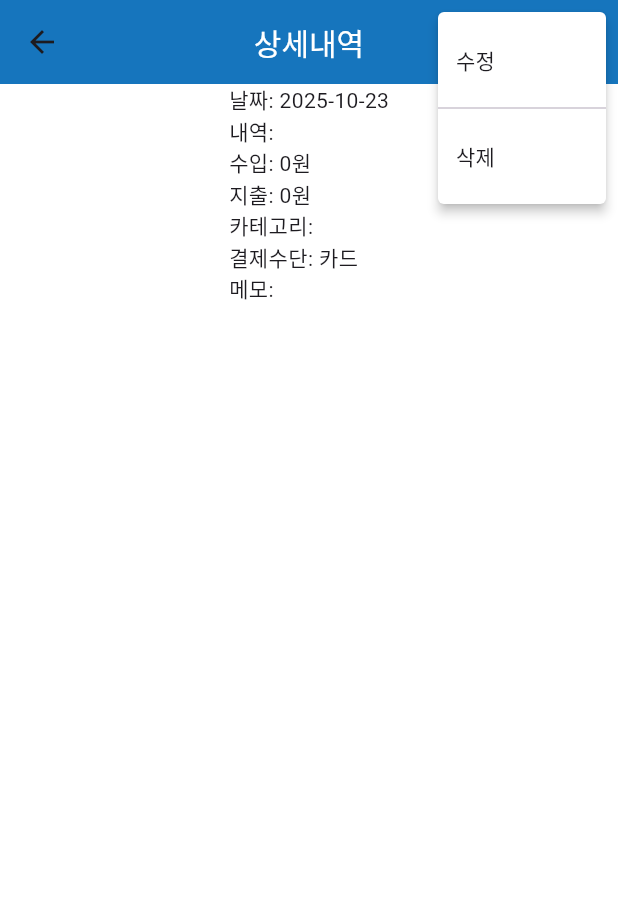
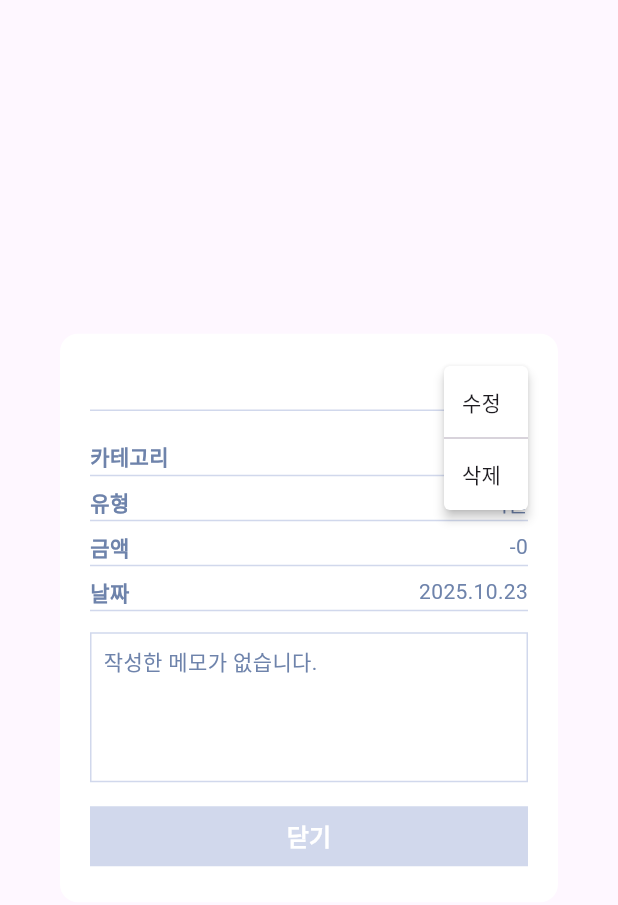
Before and after one commit to gaeunpark7/lets-grow-wallet, a Flutter app: the HomePageDetail widget shown alone on an empty page, opened directly with empty values, after a tap on the "more vert" icon, on a phone screen of 412 x 824 dp. Shown: the top 905 px of the screen. Run offline on Flutter 3.47's test engine with Material 3 defaults, Android fonts, the light colour scheme and no system bars; our stand-ins replace fl_chart, flutter_dotenv, flutter_riverpod, riverpod, supabase_flutter, table_calendar; accounts and stored records are empty; network calls fail.

Commit message:
상세 ui

```diff
--- a/lib/features/account_book/add_transactions/screens/edit_income_page.dart
+++ b/lib/features/account_book/add_transactions/screens/edit_income_page.dart
@@ -142,7 +142,6 @@ class _EditIncomePageState extends State<EditIncomePage> {
               crossAxisAlignment: CrossAxisAlignment.start,
               children: [
                 const SizedBox(height: 18),
-                // 지출/수입 선택 (지출만 파란색)
                 // 날짜 선택
                 Row(
                   children: [
@@ -167,6 +166,7 @@ class _EditIncomePageState extends State<EditIncomePage> {
                             horizontal: 12,
                           ),
                         ),
+                        maxLength: 8,
                       ),
                     ),
                   ],
--- a/lib/features/account_book/dashboard/screens/home_page.dart
+++ b/lib/features/account_book/dashboard/screens/home_page.dart
@@ -1,6 +1,6 @@
 import 'package:flutter/material.dart';
 import 'package:intl/intl.dart';
-import 'package:lets_grow_wallet/features/account_book/dashboard/screens/home_page_detail.dart';
+import 'package:lets_grow_wallet/features/account_book/dashboard/screens/home_page_detailv2.dart';
 import 'package:lets_grow_wallet/features/account_book/dashboard/widgets/build_total.dart';
 import 'package:lets_grow_wallet/features/account_book/dashboard/widgets/floating_menu_button.dart';
 import 'package:lets_grow_wallet/features/account_book/dashboard/widgets/monthly_header.dart';
--- a/lib/features/account_book/dashboard/screens/home_page_detail.dart
+++ b/lib/features/account_book/dashboard/screens/home_page_detail.dart
@@ -2,8 +2,9 @@ import 'package:flutter/material.dart';
 import 'package:intl/intl.dart';
 import 'package:lets_grow_wallet/features/account_book/add_transactions/screens/edit_expense_page.dart';
 import 'package:lets_grow_wallet/features/account_book/add_transactions/screens/edit_income_page.dart';
+import 'package:lets_grow_wallet/features/account_book/model/transaction_model.dart';
 import 'package:lets_grow_wallet/features/main/main_page.dart';
-import 'package:lets_grow_wallet/features/account_book/model/transaction_model.dart';
+import 'package:lets_grow_wallet/utils/colors.dart';
 import 'package:supabase_flutter/supabase_flutter.dart';
 
 class HomePageDetail extends StatefulWidget {
@@ -16,7 +17,6 @@ class HomePageDetail extends StatefulWidget {
 }
 
 class _HomePageDetailState extends State<HomePageDetail> {
-  //내역 삭제
   Future<void> deleteTransaction() async {
     final supabase = Supabase.instance.client;
     await supabase
@@ -55,24 +55,26 @@ class _HomePageDetailState extends State<HomePageDetail> {
     }
   }
 
+  //삭제 다이얼로그
   void showDeleteDialog() {
     showDialog(
       context: context,
       builder: (context) {
         return AlertDialog(
-          title: Text("삭제 확인"),
+          backgroundColor: Colors.white,
+          title: Text("삭제 확인", style: TextStyle(fontSize: 20)),
           content: Text("정말로 이 내역을 삭제하시겠습니까?"),
           actions: [
             TextButton(
               onPressed: () => Navigator.pop(context),
-              child: Text("취소"),
+              child: Text("취소", style: TextStyle(color: MainColors.mainDark)),
             ),
             TextButton(
               onPressed: () {
                 deleteTransaction();
                 Navigator.pop(context);
               },
-              child: Text("삭제"),
+              child: Text("삭제", style: TextStyle(color: MainColors.mainDark)),
             ),
           ],
         );
@@ -83,52 +85,140 @@ class _HomePageDetailState extends State<HomePageDetail> {
   @override
   Widget build(BuildContext context) {
     final tx = widget.transaction;
-
-    return Scaffold(
+    return Dialog(
       backgroundColor: Colors.white,
-      appBar: AppBar(
-        backgroundColor: const Color.fromARGB(255, 22, 117, 189),
-        title: Text(
-          '상세내역',
-          style: TextStyle(fontSize: 20, color: Colors.white),
+      shape: RoundedRectangleBorder(borderRadius: BorderRadius.circular(12.0)),
+      child: Padding(
+        padding: const EdgeInsets.all(20),
+        child: Column(
+          mainAxisSize: MainAxisSize.min,
+          children: [
+            Row(
+              mainAxisAlignment: MainAxisAlignment.spaceBetween,
+              children: [
+                Text(
+                  "${tx.title.isNotEmpty ? tx.title : tx.categoryName}",
+                  style: TextStyle(
+                    fontWeight: FontWeight.bold,
+                    fontSize: 16,
+                    color: MainColors.mainDark,
                   ),
-        centerTitle: true,
-        actions: [
-          PopupMenuButton<String>(
+                ),
+                SizedBox(
+                  width: 15,
+                  height: 20, // 아이콘 높이
+                  child: PopupMenuButton<String>(
+                    padding: EdgeInsets.zero,
+                    iconSize: 20,
+                    constraints: const BoxConstraints(), //팝업 메뉴 최소 크기 제한 x
+                    icon: Icon(Icons.more_vert, color: MainColors.mainLight),
                     color: Colors.white,
                     onSelected: (value) {
                       if (value == 'edit') {
                         goToEditPage();
                       } else if (value == 'delete') {
                         showDeleteDialog();
-              } else {}
+                      }
                     },
                     itemBuilder: (context) => [
-              PopupMenuItem(value: 'edit', child: Text('수정')),
+                      PopupMenuItem(
+                        value: 'edit',
+                        height: 32,
+                        child: Text('수정'),
+                      ),
                       PopupMenuDivider(),
-              PopupMenuItem(value: 'delete', child: Text('삭제')),
-            ],
+                      PopupMenuItem(
+                        value: 'delete',
+                        height: 32,
+                        child: Text('삭제'),
                       ),
                     ],
                   ),
-      body: Center(
-        child: Column(
-          crossAxisAlignment: CrossAxisAlignment.start,
-          children: [
-            Text("날짜: ${DateFormat('yyyy-MM-dd').format(tx.date)}"),
-            Text("내역: ${tx.title}"),
-            Text(
-              "수입: ${tx.type != 'expense' ? NumberFormat('#,###').format(tx.amount) : '0'}원",
                 ),
-            Text(
-              "지출: ${tx.type == 'expense' ? NumberFormat('#,###').format(tx.amount) : '0'}원",
+              ],
             ),
-            Text("카테고리: ${tx.categoryId ?? '없음'}  "),
-            Text("결제수단: ${tx.paymentMethod == 1 ? '현금' : '카드'}"),
-            Text("메모: ${tx.memo}"),
+            Divider(color: MainColors.mainLight),
+            SizedBox(height: 12),
+            _buildList("카테고리", "${tx.categoryName}"),
+            _buildList("유형", tx.type == "income" ? "수입" : "지출"),
+            _buildList(
+              "금액",
+              (() {
+                final formatter = NumberFormat('#,##0');
+                final formatted = formatter.format(widget.transaction.amount);
+                return widget.transaction.type == "income"
+                    ? "+$formatted"
+                    : "-$formatted";
+              })(),
+            ),
+            _buildList("날짜", DateFormat('yyyy.MM.dd').format(tx.date)),
+            SizedBox(height: 7),
+            _buildMemo(context, tx),
+            SizedBox(height: 12),
+            SizedBox(
+              width: double.infinity,
+              child: FilledButton(
+                style: FilledButton.styleFrom(
+                  backgroundColor: MainColors.mainLight,
+                  foregroundColor: Colors.white,
+                  shape: RoundedRectangleBorder(
+                    borderRadius: BorderRadius.zero,
+                  ),
+                ),
+                onPressed: () {
+                  Navigator.pop(context);
+                },
+                child: Text(
+                  "닫기",
+                  style: TextStyle(fontSize: 16, fontWeight: FontWeight.bold),
+                ),
+              ),
+            ),
           ],
         ),
       ),
     );
   }
+
+  _buildList(String title, String value) {
+    return Column(
+      children: [
+        Row(
+          mainAxisAlignment: MainAxisAlignment.spaceBetween,
+          children: [
+            Text(
+              title,
+              style: TextStyle(
+                fontSize: 14,
+                color: MainColors.mainDark,
+                fontWeight: FontWeight.bold,
+              ),
+            ),
+            Text(value, style: TextStyle(color: MainColors.mainDark)),
+          ],
+        ),
+        Divider(
+          color: MainColors.mainLight,
+          thickness: 1, // 두께를 명시적으로 설정
+          height: 5, // 높이를 명시적으로 설정
+        ),
+        SizedBox(height: 5),
+      ],
+    );
   }
+
+  _buildMemo(BuildContext context, TransactionModel tx) {
+    return Container(
+      padding: EdgeInsets.all(8.0),
+      width: MediaQuery.of(context).size.width,
+      height: 100,
+      decoration: BoxDecoration(
+        border: Border.all(color: MainColors.mainLight),
+      ),
+      child: Text(
+        tx.memo.isNotEmpty ? tx.memo : "작성한 메모가 없습니다.",
+        style: TextStyle(color: MainColors.mainDark),
+      ),
+    );
+  }
+}
```
Also changed, not shown: lib/features/account_book/dashboard/screens/home_page_detailv2.dart (added, +134 -0 lines), lib/features/account_book/dashboard/screens/home_pagev2.dart (+7 -7 lines), lib/features/account_book/dashboard/widgets/table_list.dart (+4 -5 lines). Lines whose indentation alone changed are shown as unchanged.
